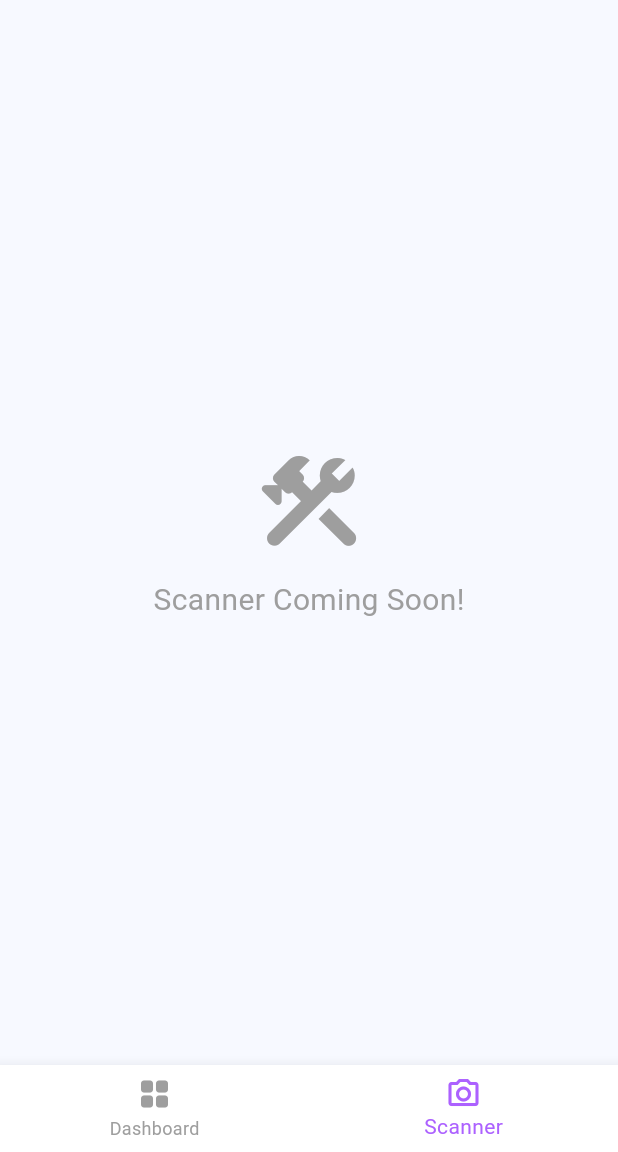
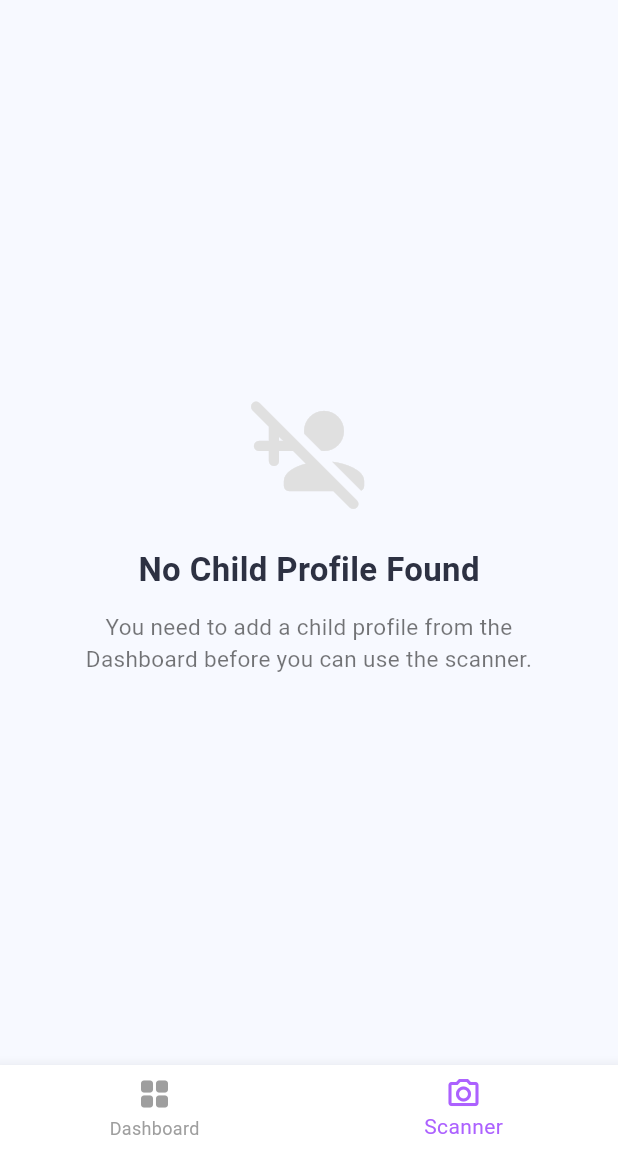
Before and after one commit to Zuhd4/2026-GP1-6, a Flutter app: the MainWrapper screen opened directly, item 2 of the bottom bar chosen, on a phone screen of 412 x 824 dp, the part 84-1236 px from its top. Run offline on Flutter 3.47's test engine with Material 3 defaults, Android fonts, the phone set to English and light mode, and no system bars; our stand-ins replace cloud_firestore, firebase_auth, firebase_core; accounts and stored records are empty; network calls fail.

Commit message:
added profile selction+add child.2

```diff
--- a/lexia/lib/main_wrapper.dart
+++ b/lexia/lib/main_wrapper.dart
@@ -2,7 +2,7 @@ import 'package:flutter/material.dart';
 import 'dashboard_page.dart';
 import 'scanner_page.dart';
 import 'profile_page.dart';
-import 'profile_selection.dart'; // Ensure this is imported
+import 'profile_selection.dart';
 
 class MainWrapper extends StatefulWidget {
   const MainWrapper({super.key});
@@ -20,11 +20,9 @@ class _MainWrapperState extends State<MainWrapper> {
       appBar: AppBar(
         backgroundColor: Colors.white,
         elevation: 0,
-        // The original exit icon in the header
         leading: IconButton(
           icon: const Icon(Icons.exit_to_app_rounded, color: Colors.black45),
           onPressed: () {
-            // Navigator to return to profile selection and clear history
             Navigator.pushAndRemoveUntil(
               context,
               MaterialPageRoute(
--- a/lexia/lib/scanner_page.dart
+++ b/lexia/lib/scanner_page.dart
@@ -1,22 +1,87 @@
 import 'package:flutter/material.dart';
+import 'package:firebase_auth/firebase_auth.dart';
+import 'package:cloud_firestore/cloud_firestore.dart';
+import 'add_child_popup.dart';
 
 class ScannerPage extends StatelessWidget {
   const ScannerPage({super.key});
 
   @override
   Widget build(BuildContext context) {
+    final String uid = FirebaseAuth.instance.currentUser?.uid ?? "";
+
+    return StreamBuilder<QuerySnapshot>(
+      stream: FirebaseFirestore.instance
+          .collection('users')
+          .doc(uid)
+          .collection('children')
+          .snapshots(),
+      builder: (context, snapshot) {
+        if (snapshot.connectionState == ConnectionState.waiting) {
+          return const Center(child: CircularProgressIndicator());
+        }
+
+        final bool hasChild =
+            snapshot.hasData && snapshot.data!.docs.isNotEmpty;
+
+        if (hasChild) {
+          // If a child exists, show the "Coming Soon" for the actual scanner
           return const Center(
             child: Column(
               mainAxisAlignment: MainAxisAlignment.center,
               children: [
-          Icon(Icons.construction_rounded, size: 80, color: Colors.grey),
-          SizedBox(height: 10),
+                Icon(
+                  Icons.qr_code_scanner_rounded,
+                  size: 80,
+                  color: Colors.grey,
+                ),
+                SizedBox(height: 16),
                 Text(
-            "Scanner Coming Soon!",
-            style: TextStyle(fontSize: 20, color: Colors.grey),
+                  "Scanner feature\ncoming soon!",
+                  textAlign: TextAlign.center,
+                  style: TextStyle(
+                    fontSize: 20,
+                    fontWeight: FontWeight.w500,
+                    color: Colors.grey,
+                  ),
                 ),
               ],
             ),
           );
+        } else {
+          // If NO child exists, tell them to add one first
+          return Center(
+            child: Padding(
+              padding: const EdgeInsets.symmetric(horizontal: 32.0),
+              child: Column(
+                mainAxisAlignment: MainAxisAlignment.center,
+                children: [
+                  Icon(
+                    Icons.person_add_disabled_rounded,
+                    size: 80,
+                    color: Colors.grey[300],
+                  ),
+                  const SizedBox(height: 24),
+                  const Text(
+                    "No Child Profile Found",
+                    style: TextStyle(
+                      fontSize: 22,
+                      fontWeight: FontWeight.bold,
+                      color: Color(0xFF2D3142),
+                    ),
+                  ),
+                  const SizedBox(height: 12),
+                  const Text(
+                    "You need to add a child profile from the Dashboard before you can use the scanner.",
+                    textAlign: TextAlign.center,
+                    style: TextStyle(color: Colors.black54, fontSize: 15),
+                  ),
+                ],
+              ),
+            ),
+          );
+        }
+      },
+    );
   }
 }
```
Also changed, not shown: lexia/lib/dashboard_page.dart (+49 -10 lines), lexia/lib/signup_screen.dart (+31 -20 lines), 1 other file. Lines whose indentation alone changed are shown as unchanged.
